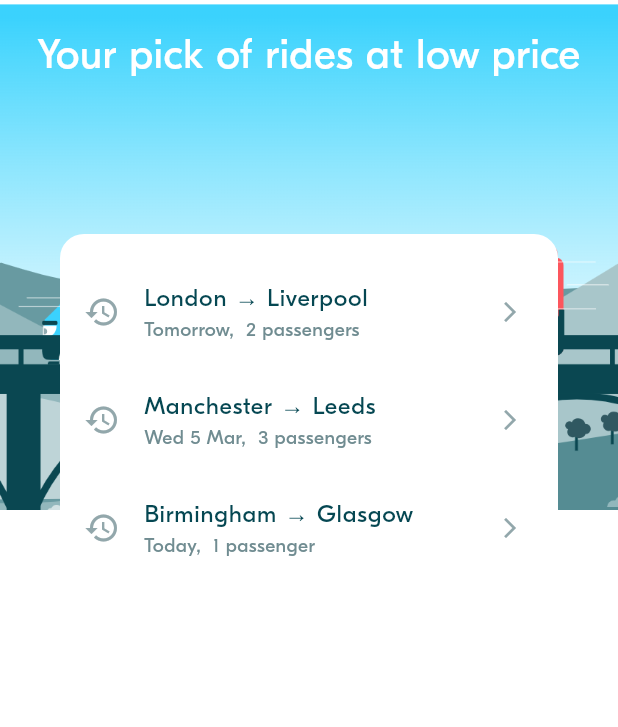
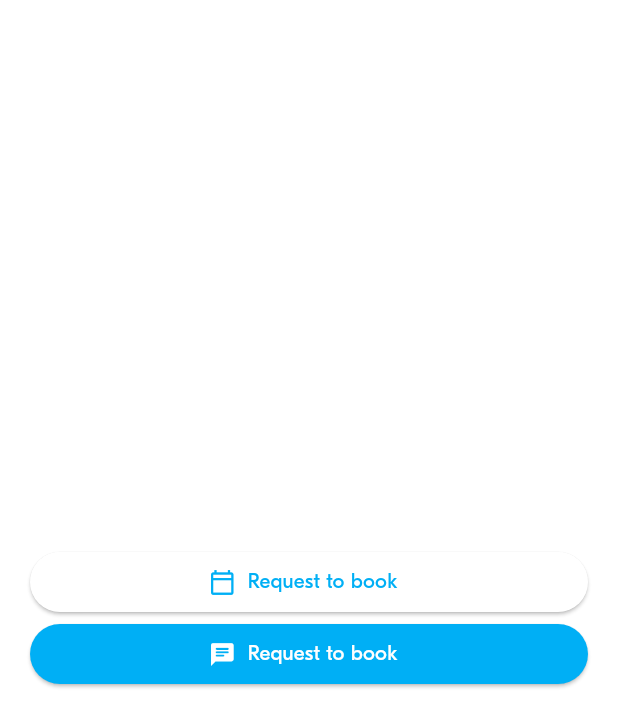
Before and after one commit to mengthong-ly/blablacar, a Flutter app: the screen it shows after launch, on a phone screen of 412 x 824 dp. Shown: the top 727 px of the screen. Run offline on Flutter 3.47's test engine with Material 3 defaults, Android fonts, the phone set to English and light mode, and no system bars; project files that could hold a hidden picture were left out.

Commit message:
BLA-003 – Implement BlaButton

```diff
--- a/lib/main.dart
+++ b/lib/main.dart
@@ -1,4 +1,5 @@
 import 'package:flutter/material.dart';
+import 'package:week_3_blabla_project/screens/ride_pref/test_screen.dart';
 import 'screens/ride_pref/ride_pref_screen.dart';
 import 'theme/theme.dart';
 
@@ -14,7 +15,7 @@ class MyApp extends StatelessWidget {
     return MaterialApp(
       debugShowCheckedModeBanner: false,
       theme: appTheme,
-      home: Scaffold(body: RidePrefScreen(),),
+      home: Scaffold(body: TestScreen()),
     );
   }
 }
--- a/lib/screens/ride_pref/ride_pref_screen.dart
+++ b/lib/screens/ride_pref/ride_pref_screen.dart
@@ -1,4 +1,5 @@
 import 'package:flutter/material.dart';
+import 'package:week_3_blabla_project/widgets/actions/bla_button.dart';
 
 import '../../model/ride_pref/ride_pref.dart';
 import '../../service/ride_prefs_service.dart';
@@ -73,6 +74,7 @@ class _RidePrefScreenState extends State<RidePrefScreen> {
                         ),
                       ),
                     ),
+
                   ],
                 ),
               ),
--- /dev/null
+++ b/lib/screens/ride_pref/test_screen.dart
@@ -0,0 +1,33 @@
+import 'package:flutter/material.dart';
+import 'package:week_3_blabla_project/widgets/actions/bla_button.dart';
+
+class TestScreen extends StatelessWidget {
+  const TestScreen({super.key});
+
+  @override
+  Widget build(BuildContext context) {
+    return Scaffold(
+      body: SafeArea(
+        child: Padding(
+          padding: const EdgeInsets.symmetric(horizontal: 20),
+          child: Column(
+            mainAxisAlignment: MainAxisAlignment.center,
+            crossAxisAlignment: CrossAxisAlignment.stretch,
+            children: [
+              BlaButton(
+                isPrimary: true,
+                label: 'Request to book',
+                iconData: Icons.calendar_today_outlined,
+              ),
+              BlaButton(
+                isPrimary: false,
+                label: 'Request to book',
+                iconData: Icons.chat_rounded,
+              )
+            ],
+          ),
+        ),
+      ),
+    );
+  }
+}
--- /dev/null
+++ b/lib/widgets/actions/bla_button.dart
@@ -0,0 +1,41 @@
+import 'package:flutter/material.dart';
+import 'package:week_3_blabla_project/theme/theme.dart';
+
+class BlaButton extends StatelessWidget {
+  const BlaButton({
+    super.key,
+    required this.isPrimary,
+    required this.label,
+    required this.iconData,
+  });
+
+  final bool isPrimary;
+  final String label;
+  final IconData iconData;
+
+  Color get iconColor => isPrimary ? BlaColors.primary : BlaColors.white;
+  Color get buttonColor => isPrimary ? BlaColors.white : BlaColors.primary;
+
+  TextStyle get textStyle => isPrimary ? TextStyle(
+    fontSize: 14,
+    fontWeight: FontWeight.w500,
+    color: BlaColors.primary,
+  ) : TextStyle(
+    fontSize: 14,
+    fontWeight: FontWeight.w500,
+    color: BlaColors.white
+  );
+
+  @override
+  Widget build(BuildContext context) {
+    return ElevatedButton.icon(
+      style: ButtonStyle(
+          iconColor: WidgetStatePropertyAll(iconColor),
+          backgroundColor: WidgetStatePropertyAll(buttonColor),
+          ),
+      onPressed: () {},
+      label: Text(label,style: textStyle),
+      icon: Icon(iconData),
+    );
+  }
+}
```
